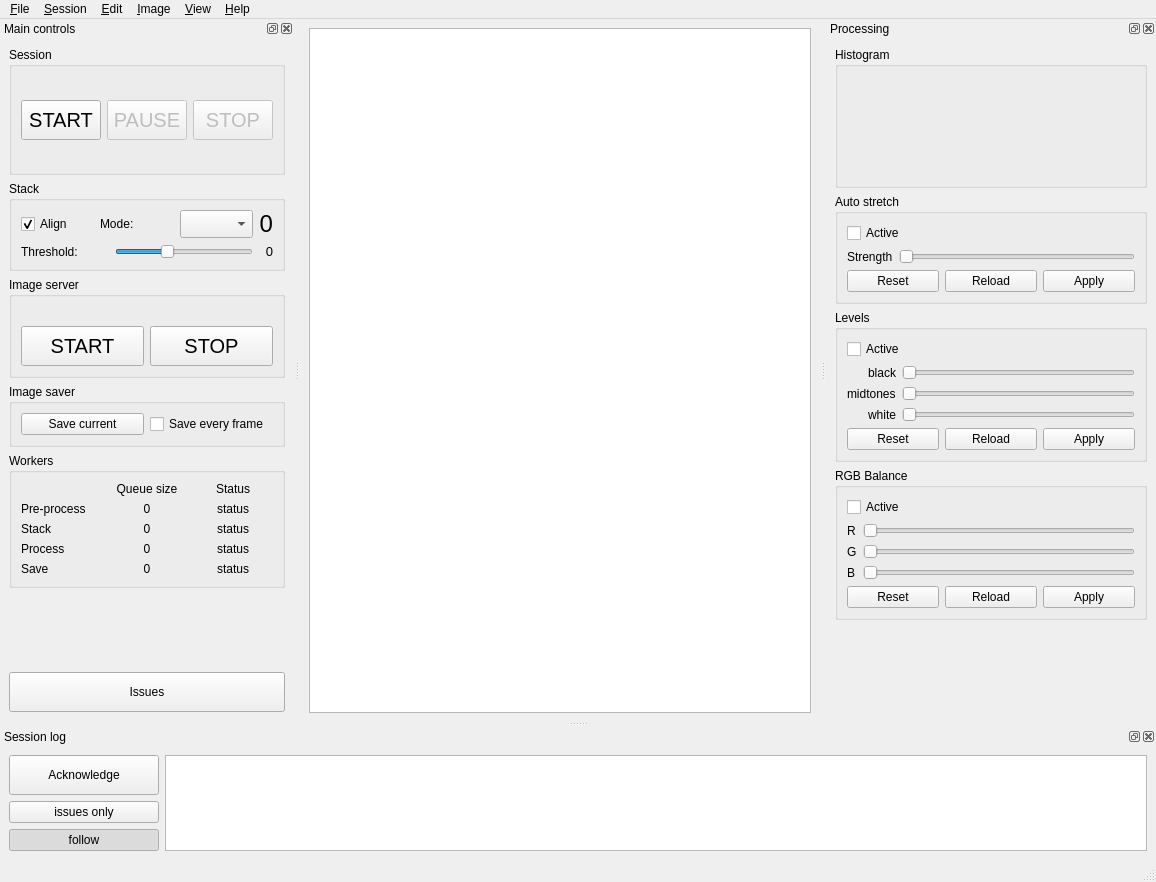
The window that src/als/ui/als_ui.ui (gehelem/als) describes before a commit, drawn with Qt 5.
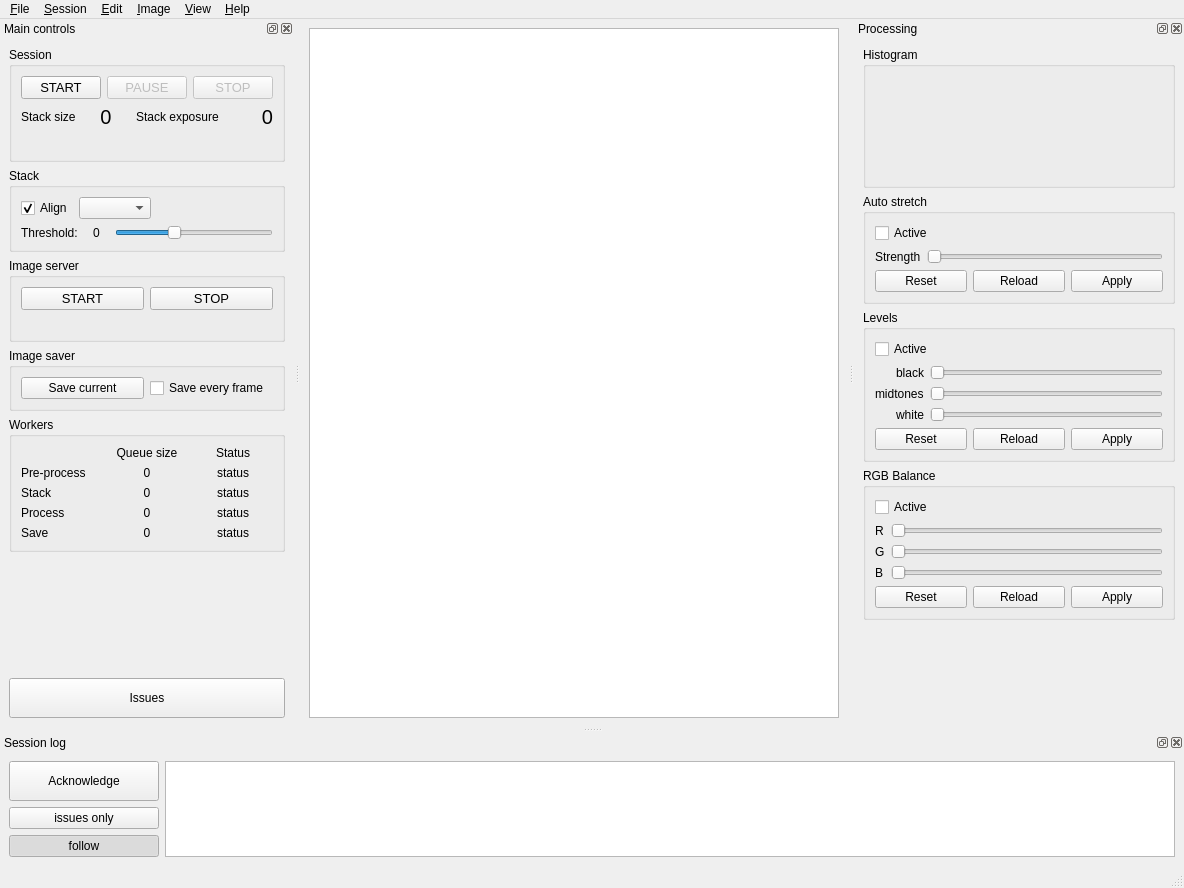
The same window after the commit. Custom widgets are drawn as their Qt base class.

Commit message: polish control panel

Patch:
```diff
--- a/src/als/ui/als_ui.ui
+++ b/src/als/ui/als_ui.ui
@@ -6,8 +6,8 @@
    <rect>
     <x>0</x>
     <y>0</y>
-    <width>1156</width>
-    <height>882</height>
+    <width>1184</width>
+    <height>888</height>
    </rect>
   </property>
   <property name="minimumSize">
@@ -31,7 +31,7 @@
     <rect>
      <x>0</x>
      <y>0</y>
-     <width>1156</width>
+     <width>1184</width>
      <height>22</height>
     </rect>
    </property>
@@ -111,23 +111,6 @@
         <string>Session</string>
        </property>
        <layout class="QVBoxLayout" name="verticalLayout">
-        <item>
-         <widget class="QLabel" name="lbl_profile">
-          <property name="font">
-           <font>
-            <pointsize>12</pointsize>
-            <weight>50</weight>
-            <bold>false</bold>
-           </font>
-          </property>
-          <property name="text">
-           <string notr="true"/>
-          </property>
-          <property name="alignment">
-           <set>Qt::AlignCenter</set>
-          </property>
-         </widget>
-        </item>
         <item>
          <layout class="QHBoxLayout" name="horizontalLayout">
           <item>
@@ -135,7 +118,7 @@
             <property name="minimumSize">
              <size>
               <width>0</width>
-              <height>40</height>
+              <height>0</height>
              </size>
             </property>
             <property name="maximumSize">
@@ -146,7 +129,7 @@
             </property>
             <property name="font">
              <font>
-              <pointsize>15</pointsize>
+              <pointsize>10</pointsize>
              </font>
             </property>
             <property name="toolTip">
@@ -174,7 +157,7 @@
             <property name="minimumSize">
              <size>
               <width>0</width>
-              <height>40</height>
+              <height>0</height>
              </size>
             </property>
             <property name="maximumSize">
@@ -185,7 +168,7 @@
             </property>
             <property name="font">
              <font>
-              <pointsize>15</pointsize>
+              <pointsize>10</pointsize>
              </font>
             </property>
             <property name="toolTip">
@@ -213,7 +196,7 @@
             <property name="minimumSize">
              <size>
               <width>0</width>
-              <height>40</height>
+              <height>0</height>
              </size>
             </property>
             <property name="maximumSize">
@@ -224,7 +207,7 @@
             </property>
             <property name="font">
              <font>
-              <pointsize>15</pointsize>
+              <pointsize>10</pointsize>
               <weight>50</weight>
               <bold>false</bold>
               <underline>false</underline>
@@ -249,11 +232,61 @@
           </item>
          </layout>
         </item>
+        <item>
+         <layout class="QHBoxLayout" name="horizontalLayout_13">
+          <item>
+           <widget class="QLabel" name="label_9">
+            <property name="text">
+             <string>Stack size</string>
+            </property>
+           </widget>
+          </item>
+          <item>
+           <widget class="QLabel" name="lbl_stack_size">
+            <property name="font">
+             <font>
+              <pointsize>15</pointsize>
+              <kerning>true</kerning>
+             </font>
+            </property>
+            <property name="text">
+             <string notr="true">0</string>
+            </property>
+            <property name="alignment">
+             <set>Qt::AlignCenter</set>
+            </property>
+           </widget>
+          </item>
+          <item>
+           <widget class="QLabel" name="label_10">
+            <property name="text">
+             <string>Stack exposure</string>
+            </property>
+           </widget>
+          </item>
+          <item>
+           <widget class="QLabel" name="lbl_stack_exposure">
+            <property name="font">
+             <font>
+              <pointsize>15</pointsize>
+              <kerning>true</kerning>
+             </font>
+            </property>
+            <property name="text">
+             <string notr="true">0</string>
+            </property>
+            <property name="alignment">
+             <set>Qt::AlignRight|Qt::AlignTrailing|Qt::AlignVCenter</set>
+            </property>
+           </widget>
+          </item>
+         </layout>
+        </item>
         <item>
          <widget class="QLabel" name="lbl_session_status">
           <property name="font">
            <font>
-            <pointsize>11</pointsize>
+            <pointsize>10</pointsize>
            </font>
           </property>
           <property name="text">
@@ -308,13 +341,6 @@
               </property>
              </widget>
             </item>
-            <item>
-             <widget class="QLabel" name="label_10">
-              <property name="text">
-               <string>Mode:</string>
-              </property>
-             </widget>
-            </item>
             <item>
              <widget class="QComboBox" name="cb_stacking_mode">
               <property name="maximumSize">
@@ -325,6 +351,19 @@
               </property>
              </widget>
             </item>
+            <item>
+             <spacer name="horizontalSpacer">
+              <property name="orientation">
+               <enum>Qt::Horizontal</enum>
+              </property>
+              <property name="sizeHint" stdset="0">
+               <size>
+                <width>40</width>
+                <height>20</height>
+               </size>
+              </property>
+             </spacer>
+            </item>
            </layout>
           </item>
           <item>
@@ -345,7 +384,10 @@
                </size>
               </property>
               <property name="text">
-               <string notr="true"/>
+               <string notr="true">0</string>
+              </property>
+              <property name="alignment">
+               <set>Qt::AlignCenter</set>
               </property>
              </widget>
             </item>
@@ -387,42 +429,6 @@
           </item>
          </layout>
         </item>
-        <item>
-         <layout class="QGridLayout" name="gridLayout_3">
-          <item row="0" column="0">
-           <widget class="QLabel" name="lbl_stack_size">
-            <property name="font">
-             <font>
-              <pointsize>18</pointsize>
-              <kerning>true</kerning>
-             </font>
-            </property>
-            <property name="text">
-             <string notr="true">0</string>
-            </property>
-            <property name="alignment">
-             <set>Qt::AlignRight|Qt::AlignTrailing|Qt::AlignVCenter</set>
-            </property>
-           </widget>
-          </item>
-          <item row="1" column="0">
-           <widget class="QLabel" name="lbl_stack_exposure">
-            <property name="font">
-             <font>
-              <pointsize>10</pointsize>
-              <kerning>true</kerning>
-             </font>
-            </property>
-            <property name="text">
-             <string notr="true">0</string>
-            </property>
-            <property name="alignment">
-             <set>Qt::AlignRight|Qt::AlignTrailing|Qt::AlignVCenter</set>
-            </property>
-           </widget>
-          </item>
-         </layout>
-        </item>
        </layout>
       </widget>
      </item>
@@ -432,6 +438,64 @@
         <string>Image server</string>
        </property>
        <layout class="QVBoxLayout" name="verticalLayout_7">
+        <item>
+         <layout class="QHBoxLayout" name="horizontalLayout_10">
+          <item>
+           <widget class="QPushButton" name="btn_web_start">
+            <property name="minimumSize">
+             <size>
+              <width>0</width>
+              <height>0</height>
+             </size>
+            </property>
+            <property name="font">
+             <font>
+              <pointsize>10</pointsize>
+             </font>
+            </property>
+            <property name="toolTip">
+             <string>Start image server</string>
+            </property>
+            <property name="statusTip">
+             <string>Start image server</string>
+            </property>
+            <property name="text">
+             <string>START</string>
+            </property>
+            <property name="shortcut">
+             <string>W</string>
+            </property>
+           </widget>
+          </item>
+          <item>
+           <widget class="QPushButton" name="btn_web_stop">
+            <property name="minimumSize">
+             <size>
+              <width>0</width>
+              <height>0</height>
+             </size>
+            </property>
+            <property name="font">
+             <font>
+              <pointsize>10</pointsize>
+             </font>
+            </property>
+            <property name="toolTip">
+             <string>Stop image server</string>
+            </property>
+            <property name="statusTip">
+             <string>Stop image server</string>
+            </property>
+            <property name="text">
+             <string>STOP</string>
+            </property>
+            <property name="shortcut">
+             <string>W</string>
+            </property>
+           </widget>
+          </item>
+         </layout>
+        </item>
         <item>
          <widget class="QLabel" name="lbl_web_server_status_main">
           <property name="text">
@@ -448,64 +512,6 @@
           </property>
          </widget>
         </item>
-        <item>
-         <layout class="QHBoxLayout" name="horizontalLayout_10">
-          <item>
-           <widget class="QPushButton" name="btn_web_start">
-            <property name="minimumSize">
-             <size>
-              <width>0</width>
-              <height>40</height>
-             </size>
-            </property>
-            <property name="font">
-             <font>
-              <pointsize>15</pointsize>
-             </font>
-            </property>
-            <property name="toolTip">
-             <string>Start image server</string>
-            </property>
-            <property name="statusTip">
-             <string>Start image server</string>
-            </property>
-            <property name="text">
-             <string>START</string>
-            </property>
-            <property name="shortcut">
-             <string>W</string>
-            </property>
-           </widget>
-          </item>
-          <item>
-           <widget class="QPushButton" name="btn_web_stop">
-            <property name="minimumSize">
-             <size>
-              <width>0</width>
-              <height>40</height>
-             </size>
-            </property>
-            <property name="font">
-             <font>
-              <pointsize>15</pointsize>
-             </font>
-            </property>
-            <property name="toolTip">
-             <string>Stop image server</string>
-            </property>
-            <property name="statusTip">
-             <string>Stop image server</string>
-            </property>
-            <property name="text">
-             <string>STOP</string>
-            </property>
-            <property name="shortcut">
-             <string>W</string>
-            </property>
-           </widget>
-          </item>
-         </layout>
-        </item>
        </layout>
       </widget>
      </item>
```
Left out of the diff: 162 changed lines with no effect on the pictures. The commit also changes 4 other files.
